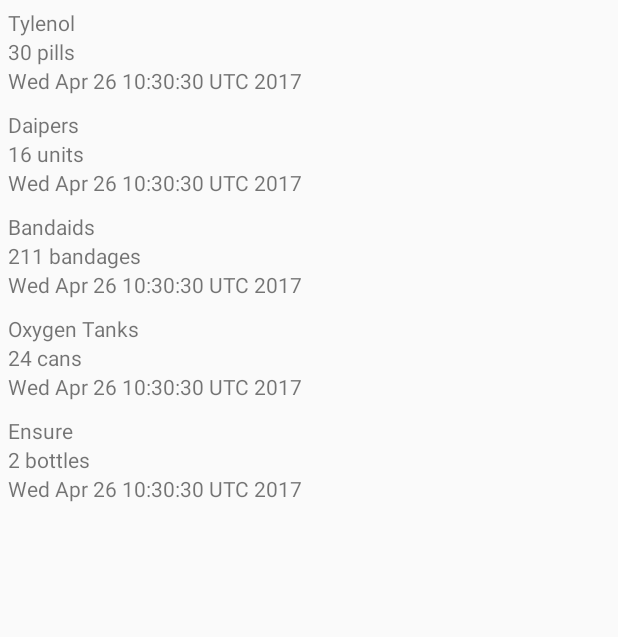
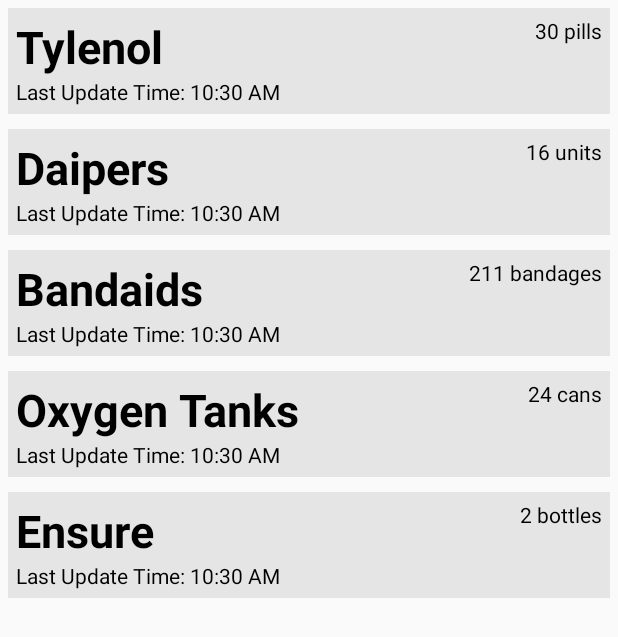
Before and after one commit to chengstephen/cs160_design07, an Android app: the fragment InventoryFragment shown on its own in the app's theme, on a phone screen of 412 x 824 dp. Shown: the top 637 px of the screen. Run offline under Robolectric (Android 15) with nearby library versions, the phone set to English and light mode, and no system bars.

Commit message:
Finished Inventory List.

```diff
--- a/app/src/main/java/com/projects/cs160_design07/InventoryFragment.java
+++ b/app/src/main/java/com/projects/cs160_design07/InventoryFragment.java
@@ -15,12 +15,17 @@
  */
 
 public class InventoryFragment extends Fragment {
+
+    private View rootView;
+
     @Override
     public View onCreateView(LayoutInflater inflater, ViewGroup container, Bundle savedInstanceState) {
-        View rootView = inflater.inflate(R.layout.feed_fragment_layout, container, false);
-        ArrayList<InventoryItem> mockInventory = getMockInventory();
-        ListView listView = (ListView) rootView.findViewById(R.id.feed_list_view);
-        listView.setAdapter(new InventoryListAdapter(getActivity(), R.layout.inventory_layout, mockInventory));
+        if(rootView == null) {
+            rootView = inflater.inflate(R.layout.feed_fragment_layout, container, false);
+            ArrayList<InventoryItem> mockInventory = getMockInventory();
+            ListView listView = (ListView) rootView.findViewById(R.id.feed_list_view);
+            listView.setAdapter(new InventoryListAdapter(getActivity(), R.layout.inventory_layout, mockInventory));
+        }
         return rootView;
     }
 
--- a/app/src/main/java/com/projects/cs160_design07/InventoryListAdapter.java
+++ b/app/src/main/java/com/projects/cs160_design07/InventoryListAdapter.java
@@ -1,11 +1,15 @@
 package com.projects.cs160_design07;
 
 import android.content.Context;
+import android.support.annotation.NonNull;
 import android.view.LayoutInflater;
 import android.view.View;
 import android.view.ViewGroup;
 import android.widget.ArrayAdapter;
 import android.widget.TextView;
+
+import java.text.SimpleDateFormat;
+import java.util.Date;
 import java.util.List;
 
 public class InventoryListAdapter extends ArrayAdapter<InventoryItem> {
@@ -16,8 +20,8 @@
         super(context, resource, items);
         this.items = items;
     }
-    @Override
-    public View getView(int position, View convertView, ViewGroup parent) {
+    @Override @NonNull
+    public View getView(int position, View convertView, @NonNull ViewGroup parent) {
         if (convertView == null) {
             LayoutInflater inflater = (LayoutInflater) getContext().getSystemService(Context.LAYOUT_INFLATER_SERVICE);
             convertView = inflater.inflate(R.layout.inventory_layout, parent, false);
@@ -28,7 +32,11 @@
 
         itemName.setText(items.get(position).getName());
         itemNum.setText(items.get(position).getNumUnits());
-        itemTime.setText(items.get(position).getLastUpdateTime().toString());
+        Date current = items.get(position).getLastUpdateTime();
+        SimpleDateFormat sdf = new SimpleDateFormat("hh:mm a");
+        String currentDateTimeString = parent.getResources().getString(R.string.update_time_string)
+                + " " + sdf.format(current);
+        itemTime.setText(currentDateTimeString);
 
         return convertView;
     }
--- a/app/src/main/res/layout/feed_fragment_layout.xml
+++ b/app/src/main/res/layout/feed_fragment_layout.xml
@@ -2,7 +2,7 @@
 <LinearLayout xmlns:android="http://schemas.android.com/apk/res/android"
     android:orientation="vertical" android:layout_width="match_parent"
     android:layout_height="match_parent"
-    android:scrollbars="horizontal">
+    android:scrollbars="vertical">
 
     <ListView
         android:id="@+id/feed_list_view"
--- a/app/src/main/res/layout/inventory_layout.xml
+++ b/app/src/main/res/layout/inventory_layout.xml
@@ -1,26 +1,41 @@
 <?xml version="1.0" encoding="utf-8"?>
 <LinearLayout xmlns:android="http://schemas.android.com/apk/res/android"
-    android:orientation="vertical" android:layout_width="match_parent"
-    android:layout_height="match_parent">
+    android:orientation="vertical"
+    android:layout_width="match_parent"
+    android:layout_height="wrap_content"
+    android:padding="@dimen/list_padding"
+    android:background="@color/light_grey">
+
+    <RelativeLayout
+        android:layout_width="match_parent"
+        android:layout_height="wrap_content" >
 
         <TextView
             android:id="@+id/item_name"
             android:layout_width="wrap_content"
-        android:layout_height="wrap_content" />
+            android:layout_height="wrap_content"
+            android:layout_alignParentStart="true"
+            android:layout_alignParentLeft="true"
+            android:textSize="30sp"
+            android:textStyle="bold"
+            android:textColor="@color/black"
+            android:gravity="center_vertical" />
 
         <TextView
             android:id="@+id/item_num"
             android:layout_width="wrap_content"
-        android:layout_height="wrap_content" />
+            android:layout_height="wrap_content"
+            android:layout_alignParentEnd="true"
+            android:layout_alignParentRight="true"
+            android:textColor="@color/black"
+            android:gravity="center_vertical" />
+
+    </RelativeLayout>
 
     <TextView
         android:id="@+id/item_update_time"
-        android:layout_width="wrap_content"
-        android:layout_height="wrap_content" />
-
-    <!--<Button-->
-        <!--android:id="@+id/request_reminder_button"-->
-        <!--android:layout_width="wrap_content"-->
-        <!--android:layout_height="wrap_content" />-->
+        android:layout_width="match_parent"
+        android:layout_height="wrap_content"
+        android:textColor="@color/black" />
 
 </LinearLayout>
--- a/app/src/main/res/values/strings.xml
+++ b/app/src/main/res/values/strings.xml
@@ -5,6 +5,7 @@
     <string name="menu_emergency_contacts">Emergency Contacts</string>
     <string name="menu_settings">Settings</string>
     <string name="emergency_question">Do you really want to call 911?</string>
+    <string name="update_time_string">Last Update Time:</string>
     <string name="done_button">Done</string>
     <string name="add_button">Add</string>
     <string name="remove_button">Remove</string>
```
Lines whose indentation alone changed are shown as unchanged.
